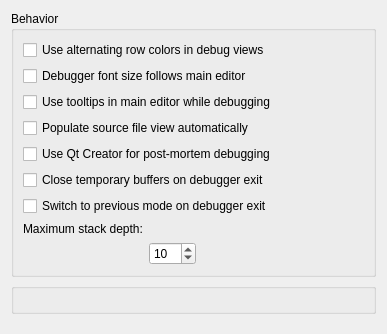
First picture: the form in src/plugins/debugger/commonoptionspage.ui, repository qt-creator/qt-creator, before the edit.
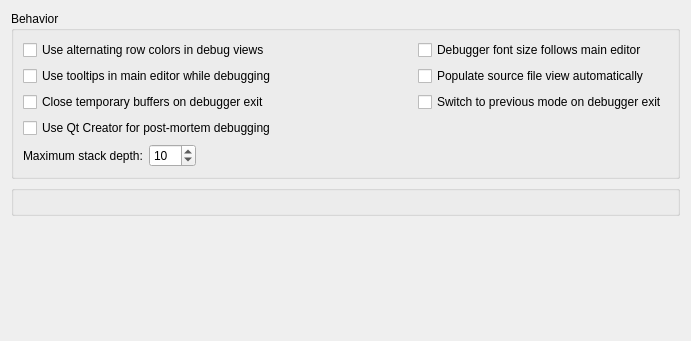
Second picture: the form after the edit. Custom widgets are drawn as their Qt base class.

Commit message:
Reduce size of general debugger settings.
Part of a series of commits reducing the (vertical) size of the
preferences dialog.

Task-number: QTCREATORBUG-3172

Patch:
```diff
--- a/src/plugins/debugger/commonoptionspage.ui
+++ b/src/plugins/debugger/commonoptionspage.ui
@@ -6,8 +6,8 @@
    <rect>
     <x>0</x>
     <y>0</y>
-    <width>387</width>
-    <height>334</height>
+    <width>691</width>
+    <height>341</height>
    </rect>
   </property>
   <layout class="QVBoxLayout" name="verticalLayout">
@@ -16,15 +16,15 @@
      <property name="title">
       <string>Behavior</string>
      </property>
-     <layout class="QGridLayout" name="gridLayout_2">
-      <item row="1" column="0" colspan="2">
+     <layout class="QGridLayout" name="gridLayout">
+      <item row="0" column="0">
        <widget class="QCheckBox" name="checkBoxUseAlternatingRowColors">
         <property name="text">
          <string>Use alternating row colors in debug views</string>
         </property>
        </widget>
       </item>
-      <item row="2" column="0" colspan="2">
+      <item row="0" column="1">
        <widget class="QCheckBox" name="checkBoxFontSizeFollowsEditor">
         <property name="toolTip">
          <string>Change the font size in the debugger views when the font size in the main editor changes.</string>
@@ -34,14 +34,14 @@
         </property>
        </widget>
       </item>
-      <item row="3" column="0" colspan="2">
+      <item row="1" column="0">
        <widget class="QCheckBox" name="checkBoxUseToolTipsInMainEditor">
         <property name="text">
          <string>Use tooltips in main editor while debugging</string>
         </property>
        </widget>
       </item>
-      <item row="4" column="0" colspan="2">
+      <item row="1" column="1">
        <widget class="QCheckBox" name="checkBoxListSourceFiles">
         <property name="toolTip">
          <string>Populate the source file view automatically. This might slow down debugger startup considerably.</string>
@@ -51,17 +51,7 @@
         </property>
        </widget>
       </item>
-      <item row="5" column="0" colspan="2">
-       <widget class="QCheckBox" name="checkBoxRegisterForPostMortem">
-        <property name="toolTip">
-         <string>Register Qt Creator for debugging crashed applications.</string>
-        </property>
-        <property name="text">
-         <string>Use Qt Creator for post-mortem debugging</string>
-        </property>
-       </widget>
-      </item>
-      <item row="6" column="0" colspan="2">
+      <item row="2" column="0">
        <widget class="QCheckBox" name="checkBoxCloseBuffersOnExit">
         <property name="toolTip">
          <string>Close temporary buffers on debugger exit.</string>
@@ -71,7 +61,7 @@
         </property>
        </widget>
       </item>
-      <item row="7" column="0" colspan="2">
+      <item row="2" column="1">
        <widget class="QCheckBox" name="checkBoxSwitchModeOnExit">
         <property name="toolTip">
          <string>Switch to previous mode on debugger exit.</string>
@@ -81,7 +71,19 @@
         </property>
        </widget>
       </item>
-      <item row="8" column="0">
+      <item row="3" column="0">
+       <widget class="QCheckBox" name="checkBoxRegisterForPostMortem">
+        <property name="toolTip">
+         <string>Register Qt Creator for debugging crashed applications.</string>
+        </property>
+        <property name="text">
+         <string>Use Qt Creator for post-mortem debugging</string>
+        </property>
+       </widget>
+      </item>
+      <item row="4" column="0">
+       <layout class="QHBoxLayout" name="horizontalLayout">
+        <item>
        <widget class="QLabel" name="labelMaximalStackDepth">
         <property name="sizePolicy">
          <sizepolicy hsizetype="Maximum" vsizetype="Preferred">
@@ -94,8 +96,6 @@
         </property>
        </widget>
       </item>
-      <item row="9" column="1">
-       <layout class="QHBoxLayout" name="horizontalLayout">
         <item>
          <widget class="QSpinBox" name="spinBoxMaximalStackDepth">
           <property name="sizePolicy">
```
Lines whose indentation alone changed are shown as unchanged.
